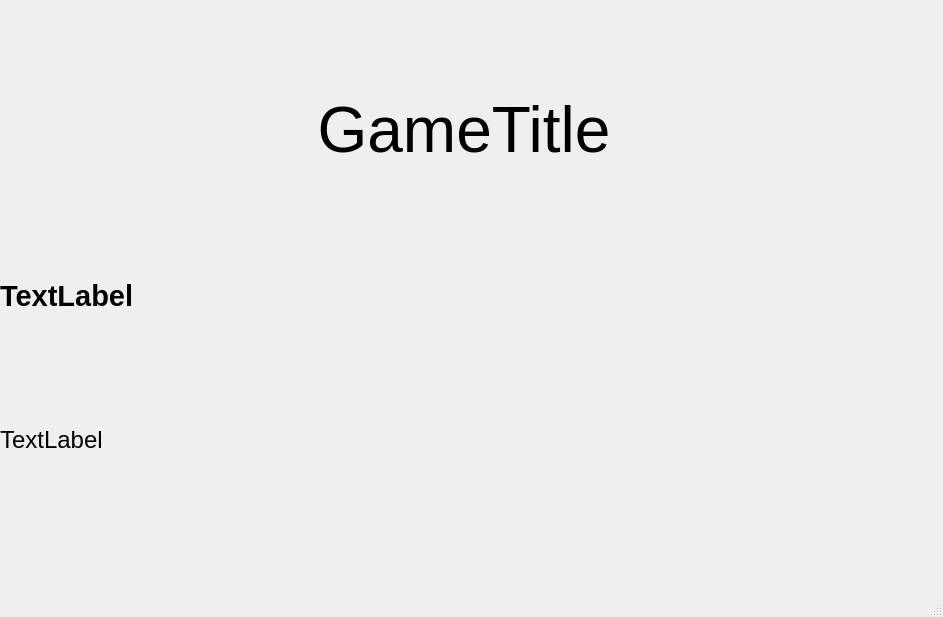
Qt form src/views/gui/windows/game/GameWindow.ui (Livl-Corporation/livl-board-games) before a commit.
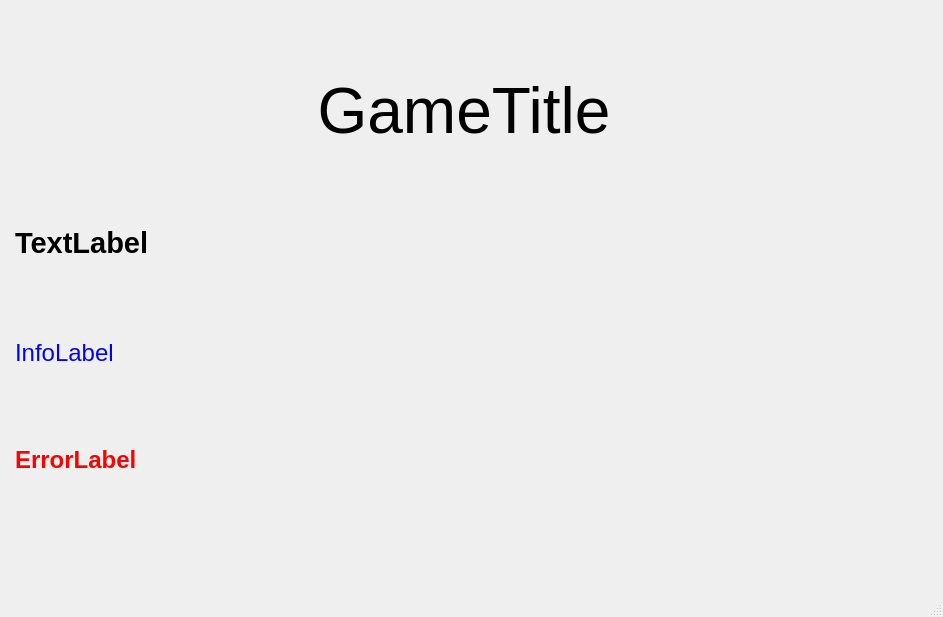
The same form after that commit.

Commit message: notify ask for position

Patch:
```diff
--- a/src/views/gui/windows/game/GameWindow.ui
+++ b/src/views/gui/windows/game/GameWindow.ui
@@ -14,6 +14,9 @@
    <string>MainWindow</string>
   </property>
   <widget class="QWidget" name="centralwidget">
+   <property name="autoFillBackground">
+    <bool>false</bool>
+   </property>
    <widget class="QWidget" name="verticalLayoutWidget">
     <property name="geometry">
      <rect>
@@ -23,10 +26,22 @@
       <height>551</height>
      </rect>
     </property>
-    <layout class="QVBoxLayout" name="verticalLayout" stretch="0,0,0,0">
+    <layout class="QVBoxLayout" name="verticalLayout" stretch="0,0,0,0,0">
      <property name="spacing">
       <number>19</number>
      </property>
+     <property name="leftMargin">
+      <number>15</number>
+     </property>
+     <property name="topMargin">
+      <number>15</number>
+     </property>
+     <property name="rightMargin">
+      <number>15</number>
+     </property>
+     <property name="bottomMargin">
+      <number>15</number>
+     </property>
      <item>
       <widget class="QLabel" name="gameTitle">
        <property name="enabled">
@@ -92,8 +107,35 @@
          <pointsize>18</pointsize>
         </font>
        </property>
+       <property name="styleSheet">
+        <string notr="true">color: blue;</string>
+       </property>
        <property name="text">
-        <string>TextLabel</string>
+        <string>InfoLabel</string>
+       </property>
+      </widget>
+     </item>
+     <item>
+      <widget class="QLabel" name="errorLabel">
+       <property name="sizePolicy">
+        <sizepolicy hsizetype="Preferred" vsizetype="Fixed">
+         <horstretch>0</horstretch>
+         <verstretch>0</verstretch>
+        </sizepolicy>
+       </property>
+       <property name="font">
+        <font>
+         <family>Arial</family>
+         <pointsize>18</pointsize>
+         <bold>true</bold>
+        </font>
+       </property>
+       <property name="styleSheet">
+        <string notr="true">font-weight: bold;
+color: red;</string>
+       </property>
+       <property name="text">
+        <string>ErrorLabel</string>
        </property>
       </widget>
      </item>
```
Left out of the diff: 2 changed lines with no effect on the pictures. The commit also changes 2 other files.
